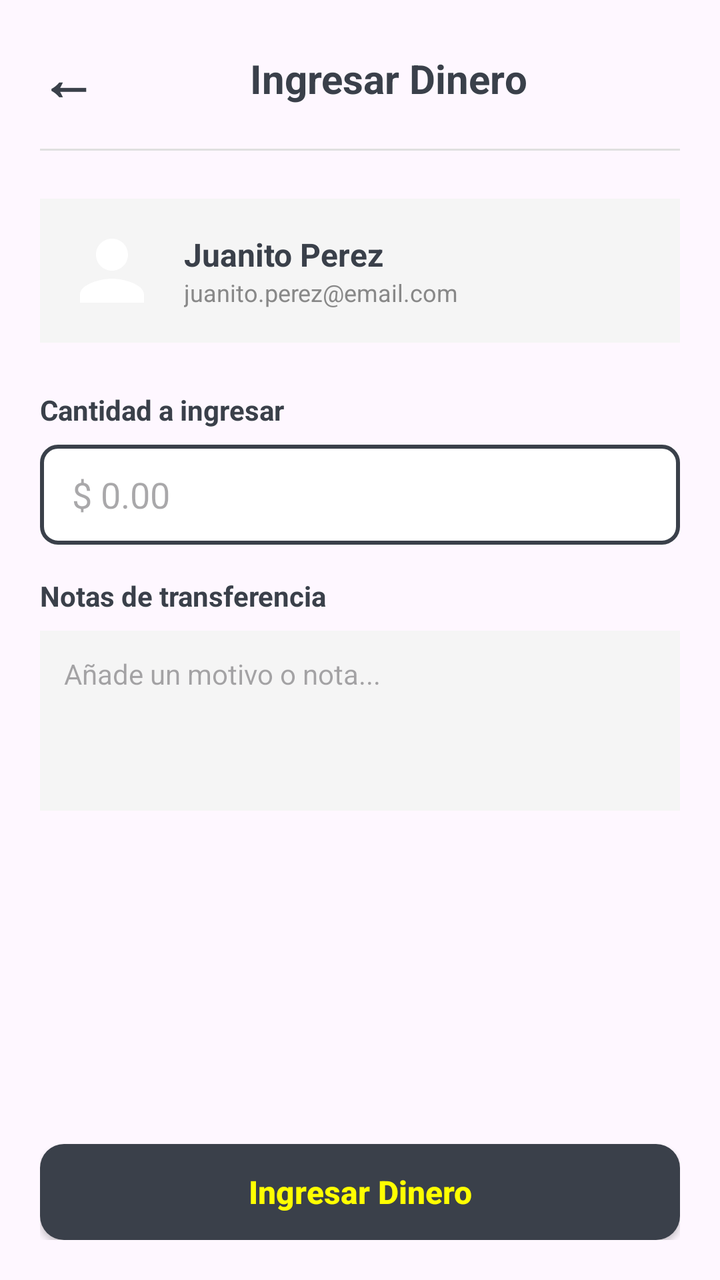
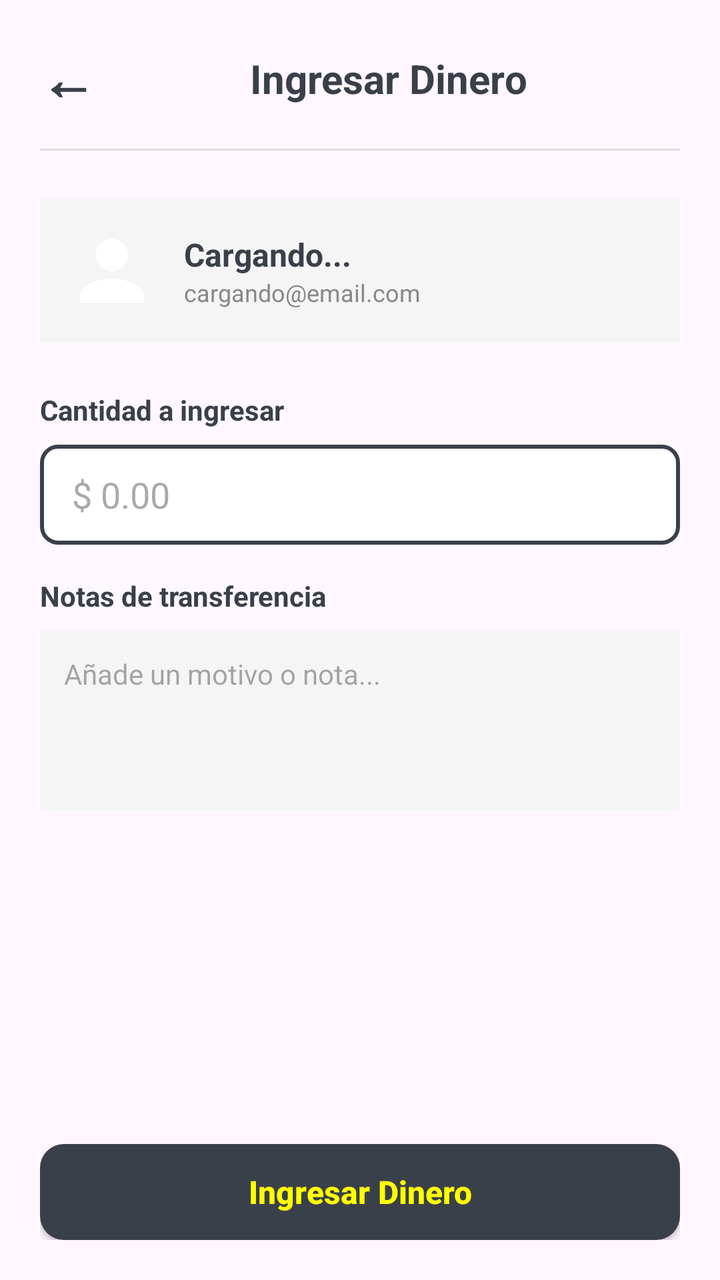

An Android layout rendered at two revisions. The XML below is the earlier revision; the diff shows what the commit changed to produce the second picture.
<!-- AndroidManifest.xml: application theme Theme.AlkeWalletInterface -->
<!-- res/layout/activity_request_money.xml -->
<?xml version="1.0" encoding="utf-8"?>
<LinearLayout xmlns:android="http://schemas.android.com/apk/res/android"
    xmlns:app="http://schemas.android.com/apk/res-auto"
    android:layout_width="match_parent"
    android:layout_height="match_parent"
    android:orientation="vertical"
    android:padding="20dp">

    
    <LinearLayout
        android:layout_width="match_parent"
        android:layout_height="wrap_content"
        android:gravity="center_vertical"
        android:orientation="horizontal">

        <TextView
            android:id="@+id/btnBackRequest"
            android:layout_width="wrap_content"
            android:layout_height="wrap_content"
            android:text="←"
            android:textColor="#3A404A"
            android:textSize="28sp"
            android:textStyle="bold" />

        <TextView
            android:layout_width="0dp"
            android:layout_height="wrap_content"
            android:layout_weight="1"
            android:gravity="center"
            android:text="Ingresar Dinero"
            android:textColor="#3A404A"
            android:textSize="20sp"
            android:textStyle="bold" />

    </LinearLayout>

    <View
        android:layout_width="match_parent"
        android:layout_height="1dp"
        android:layout_marginTop="16dp"
        android:layout_marginBottom="24dp"
        android:background="#E0E0E0" />

    
    <LinearLayout
        android:layout_width="match_parent"
        android:layout_height="wrap_content"
        android:background="#F5F5F5"
        android:gravity="center_vertical"
        android:orientation="horizontal"
        android:padding="12dp">

        <ImageView
            android:layout_width="48dp"
            android:layout_height="48dp"
            android:contentDescription="Foto Perfil"
            android:src="@drawable/ic_avatar_placeholder" />

        <LinearLayout
            android:layout_width="match_parent"
            android:layout_height="wrap_content"
            android:layout_marginStart="12dp"
            android:orientation="vertical">

            <TextView
                android:layout_width="wrap_content"
                android:layout_height="wrap_content"
                android:text="Juanito Perez"
                android:textColor="#3A404A"
                android:textSize="16sp"
                android:textStyle="bold" />

            <TextView
                android:layout_width="wrap_content"
                android:layout_height="wrap_content"
                android:text="juanito.perez@email.com"
                android:textColor="#888888"
                android:textSize="12sp" />
        </LinearLayout>
    </LinearLayout>

    

    
    <TextView
        android:layout_width="wrap_content"
        android:layout_height="wrap_content"
        android:layout_marginTop="24dp"
        android:text="Cantidad a ingresar"
        android:textColor="#3A404A"
        android:textStyle="bold" />

    
    <EditText
        android:id="@+id/editRequestAmount"
        android:layout_width="match_parent"
        android:layout_height="50dp"
        android:layout_marginTop="8dp"
        android:background="@drawable/edittext_border_primary"
        android:hint="$ 0.00"
        android:inputType="numberDecimal"
        android:paddingStart="16dp"
        android:paddingEnd="16dp"
        android:textColor="#3A404A" />

    <TextView
        android:layout_width="wrap_content"
        android:layout_height="wrap_content"
        android:layout_marginTop="16dp"
        android:text="Notas de transferencia"
        android:textColor="#3A404A"
        android:textStyle="bold" />

    <EditText
        android:id="@+id/editRequestNotes"
        android:layout_width="match_parent"
        android:layout_height="90dp"
        android:layout_marginTop="8dp"
        android:background="#F5F5F5"
        android:gravity="top|start"
        android:hint="Añade un motivo o nota..."
        android:padding="12dp"
        android:textColor="#3A404A"
        android:textSize="14sp" />

    <View
        android:layout_width="match_parent"
        android:layout_height="0dp"
        android:layout_weight="1" />

    
    <androidx.appcompat.widget.AppCompatButton
        android:id="@+id/btnSubmitRequestMoney"
        android:layout_width="match_parent"
        android:layout_height="wrap_content"
        android:background="@drawable/btn_rounded_primary"
        android:text="Ingresar Dinero"
        android:textAllCaps="false"
        android:textColor="#FFFF00"
        android:textSize="16sp"
        android:textStyle="bold" />

</LinearLayout>
<!-- resources referenced by this layout -->
<resources>
  <!-- drawable btn_rounded_primary (drawable) -->
  <?xml version="1.0" encoding="utf-8"?>
  <shape xmlns:android="http://schemas.android.com/apk/res/android"
      android:shape="rectangle">
      <solid android:color="#3A404A" /> 
      <corners android:radius="12dp" /> 
  </shape>
  <!-- drawable edittext_border_primary (drawable) -->
  <?xml version="1.0" encoding="utf-8"?>
  <shape xmlns:android="http://schemas.android.com/apk/res/android"
      android:shape="rectangle">
      <solid android:color="#FFFFFF" /> 
      <stroke android:width="2dp" android:color="#3A404A" /> 
      <corners android:radius="8dp" /> 
  </shape>
  <!-- drawable ic_avatar_placeholder (drawable) -->
  <vector xmlns:android="http://schemas.android.com/apk/res/android" android:height="24dp" android:tint="#FFFFFF" android:viewportHeight="24" android:viewportWidth="24" android:width="24dp">
        
      <path android:fillColor="@android:color/white" android:pathData="M12,12c2.21,0 4,-1.79 4,-4s-1.79,-4 -4,-4 -4,1.79 -4,4 1.79,4 4,4zM12,14c-2.67,0 -8,1.34 -8,4v2h16v-2c0,-2.66 -5.33,-4 -8,-4z"/>
      
  </vector>
  <style name="Theme.AlkeWalletInterface" parent="Base.Theme.AlkeWalletInterface" />
  <style name="Base.Theme.AlkeWalletInterface" parent="Theme.Material3.DayNight.NoActionBar">
          
          
      </style>
</resources>

<!-- the commit's change to res/layout/activity_request_money.xml (unified diff, before → after) -->
@@ -63,17 +63,19 @@
             android:orientation="vertical">
 
             <TextView
+                android:id="@+id/txtRequestUserName"
                 android:layout_width="wrap_content"
                 android:layout_height="wrap_content"
-                android:text="Juanito Perez"
+                android:text="Cargando..."
                 android:textColor="#3A404A"
                 android:textSize="16sp"
                 android:textStyle="bold" />
 
             <TextView
+                android:id="@+id/txtRequestUserEmail"
                 android:layout_width="wrap_content"
                 android:layout_height="wrap_content"
-                android:text="juanito.perez@email.com"
+                android:text="cargando@email.com"
                 android:textColor="#888888"
                 android:textSize="12sp" />
         </LinearLayout>
